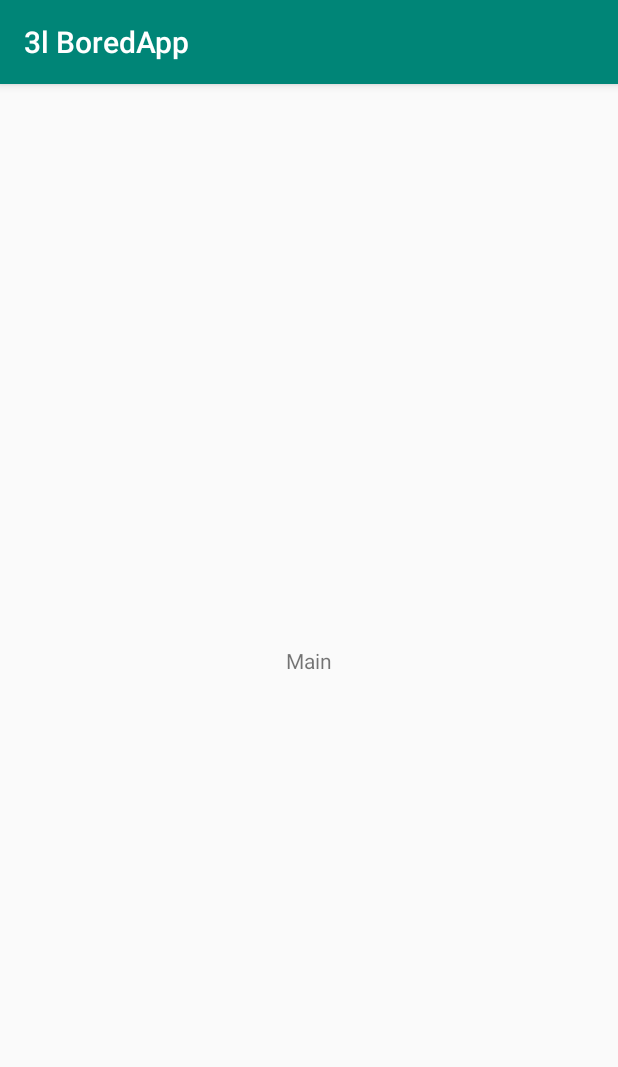
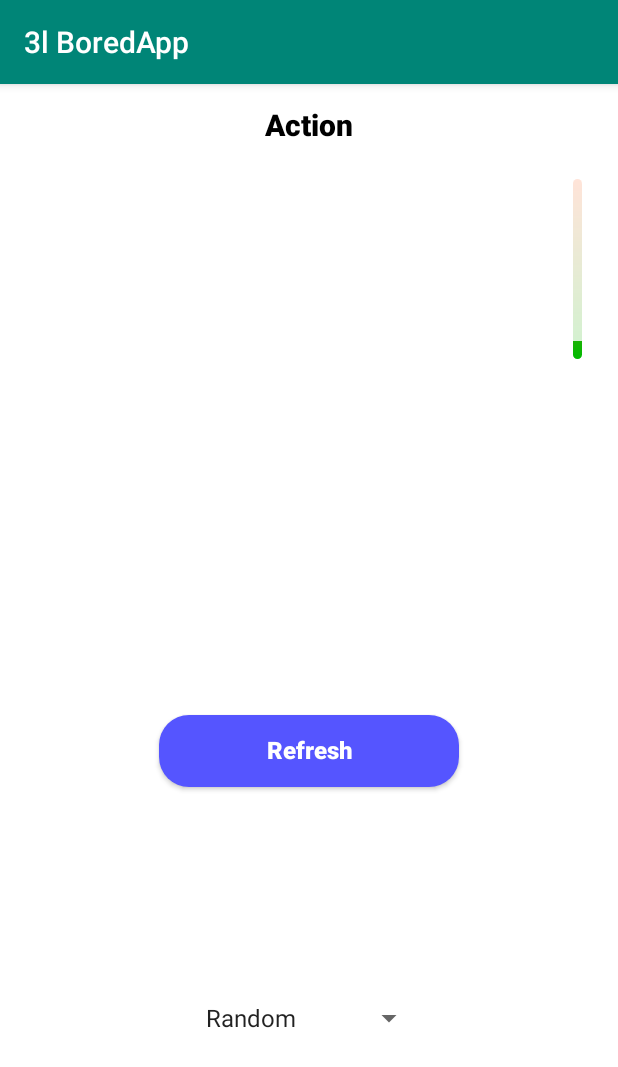
Before and after one commit to Tameki/boread-app-3l, an Android app: the screen it shows after launch (MainActivity), on a phone screen of 412 x 824 dp. Shown: the top 1067 px of the screen. Run offline under Robolectric (Android 15) with nearby library versions, the phone set to English and light mode, and no system bars; our stand-ins replace ButterKnife.

Commit message:
Minor design improvements

```diff
--- a/app/src/main/java/com/geektech/boredapp3l/MainActivity.java
+++ b/app/src/main/java/com/geektech/boredapp3l/MainActivity.java
@@ -4,15 +4,17 @@ import androidx.appcompat.app.AppCompatActivity;
 
 import android.content.Context;
 import android.content.Intent;
+import android.os.Build;
 import android.os.Bundle;
 import android.util.Log;
 import android.view.View;
-import android.widget.TextView;
-import android.widget.Toast;
+import android.widget.ProgressBar;
+import android.widget.Spinner;
 
 import com.geektech.boredapp3l.data.BoredApiClient;
 import com.geektech.boredapp3l.data.IBoredApiClient;
 import com.geektech.boredapp3l.model.BoredAction;
+import com.geektech.boredapp3l.model.EActionType;
 
 import butterknife.BindView;
 import butterknife.ButterKnife;
@@ -20,11 +22,17 @@ import butterknife.OnClick;
 
 public class MainActivity extends AppCompatActivity {
 
-    @BindView(R.id.main_title) TextView title;
+    private BoredApiClient client;
 
-    @OnClick(R.id.main_title)
-    public void onClick(View view) {
-        Toast.makeText(this, "Title click", Toast.LENGTH_SHORT).show();
+    @BindView(R.id.spinner)
+    Spinner spinner;
+
+    @BindView(R.id.accessibility_progress)
+    ProgressBar accessibilityProgress;
+
+    @OnClick(R.id.refresh)
+    void onClick(View view) {
+        refreshAction();
     }
 
     public static void start(Context context) {
@@ -38,10 +46,32 @@ public class MainActivity extends AppCompatActivity {
         setContentView(R.layout.activity_main);
         ButterKnife.bind(this);
 
-        new BoredApiClient().getAction(null, "education", new IBoredApiClient.ActionCallback() {
+        client = new BoredApiClient();
+
+        refreshAction();
+    }
+
+    private void refreshAction() {
+        int selected = spinner.getSelectedItemPosition();
+
+        String type = null;
+
+        if (selected != 0) {
+            type = EActionType.values()[selected - 1]
+                    .toString()
+                    .toLowerCase();
+        }
+
+        client.getAction(0f, type, new IBoredApiClient.ActionCallback() {
             @Override
             public void onSuccess(BoredAction action) {
-                title.setText(action.getTitle());
+                int accessibility = (int) (action.getAccessibility() * 100);
+                if (Build.VERSION.SDK_INT >= Build.VERSION_CODES.N) {
+                    accessibilityProgress.setProgress(accessibility, true);
+                } else {
+                    accessibilityProgress.setProgress(accessibility);
+                }
+
                 Log.d("ololo", "Receive action - " + action.getTitle() + " " + action.getType());
             }
 
@@ -50,5 +80,6 @@ public class MainActivity extends AppCompatActivity {
                 Log.d("ololo", "Receive action failure " + exception.getMessage());
             }
         });
+
     }
 }
--- /dev/null
+++ b/app/src/main/res/drawable/bg_primary_btn.xml
@@ -0,0 +1,6 @@
+<?xml version="1.0" encoding="utf-8"?>
+<shape xmlns:android="http://schemas.android.com/apk/res/android"
+    android:shape="rectangle">
+    <solid android:color="@color/blue"/>
+    <corners android:radius="20dp"/>
+</shape>
--- /dev/null
+++ b/app/src/main/res/drawable/bg_progress_accessibility.xml
@@ -0,0 +1,27 @@
+<?xml version="1.0" encoding="utf-8"?>
+<layer-list xmlns:android="http://schemas.android.com/apk/res/android">
+    <item android:id="@android:id/background">
+        <shape>
+            <corners android:radius="@dimen/small_margin"/>
+            <gradient
+                android:angle="90"
+                android:startColor="#3000bb00"
+                android:endColor="#30ff6D33"/>
+        </shape>
+    </item>
+
+    <item
+        android:id="@android:id/progress">
+        <clip
+            android:clipOrientation="vertical"
+            android:gravity="bottom">
+            <shape>
+                <corners android:radius="@dimen/small_margin"/>
+                <gradient
+                    android:angle="90"
+                    android:startColor="#00bb00"
+                    android:endColor="#ff6D33"/>
+            </shape>
+        </clip>
+    </item>
+</layer-list>
--- /dev/null
+++ b/app/src/main/res/drawable/ic_accessibility.xml
@@ -0,0 +1,9 @@
+<vector xmlns:android="http://schemas.android.com/apk/res/android"
+        android:width="24dp"
+        android:height="24dp"
+        android:viewportWidth="24.0"
+        android:viewportHeight="24.0">
+    <path
+        android:fillColor="#000"
+        android:pathData="M20.57,14.86L22,13.43 20.57,12 17,15.57 8.43,7 12,3.43 10.57,2 9.14,3.43 7.71,2 5.57,4.14 4.14,2.71 2.71,4.14l1.43,1.43L2,7.71l1.43,1.43L2,10.57 3.43,12 7,8.43 15.57,17 12,20.57 13.43,22l1.43,-1.43L16.29,22l2.14,-2.14 1.43,1.43 1.43,-1.43 -1.43,-1.43L22,16.29z"/>
+</vector>
--- a/app/src/main/res/layout/activity_main.xml
+++ b/app/src/main/res/layout/activity_main.xml
@@ -8,13 +8,54 @@
     tools:context=".MainActivity">
 
     <TextView
-        android:id="@+id/main_title"
+        style="@style/TitleText"
+        android:id="@+id/action_title"
         android:layout_width="wrap_content"
         android:layout_height="wrap_content"
+        app:layout_constraintLeft_toLeftOf="parent"
+        app:layout_constraintRight_toRightOf="parent"
         app:layout_constraintTop_toTopOf="parent"
+        android:layout_marginTop="@dimen/default_margin"
+        android:text="Action"/>
+
+    <Spinner
+        android:id="@+id/spinner"
+        android:layout_width="wrap_content"
+        android:layout_height="wrap_content"
+        android:layout_marginTop="8dp"
+        android:entries="@array/categories"
         app:layout_constraintBottom_toBottomOf="parent"
         app:layout_constraintLeft_toLeftOf="parent"
         app:layout_constraintRight_toRightOf="parent"
-        android:text="Main"/>
+        app:layout_constraintTop_toBottomOf="@+id/refresh" />
+
+    <ProgressBar
+        android:id="@+id/accessibility_progress"
+        style="@style/Widget.AppCompat.ProgressBar.Horizontal"
+        android:layout_width="6dp"
+        android:layout_height="120dp"
+        android:layout_marginStart="20dp"
+        android:layout_marginEnd="@dimen/big_margin"
+        android:layout_marginTop="@dimen/big_margin"
+        android:max="100"
+        android:progress="10"
+        android:progressDrawable="@drawable/bg_progress_accessibility"
+        app:layout_constraintEnd_toEndOf="parent"
+        app:layout_constraintLeft_toLeftOf="parent"
+        app:layout_constraintTop_toBottomOf="@+id/action_title" />
+
+    <Button
+        android:id="@+id/refresh"
+        style="@style/PrimaryButton"
+        android:layout_width="200dp"
+        android:layout_height="wrap_content"
+        android:layout_marginTop="8dp"
+        android:layout_marginBottom="@dimen/big_margin"
+        android:text="Refresh"
+        app:layout_constraintBottom_toBottomOf="parent"
+        app:layout_constraintLeft_toLeftOf="parent"
+        app:layout_constraintRight_toRightOf="parent"
+        app:layout_constraintTop_toTopOf="parent"
+        app:layout_constraintVertical_bias="0.6" />
 
 </androidx.constraintlayout.widget.ConstraintLayout>
--- a/app/src/main/res/values/colors.xml
+++ b/app/src/main/res/values/colors.xml
@@ -4,5 +4,8 @@
     <color name="colorPrimaryDark">#00574B</color>
     <color name="colorAccent">#D81B60</color>
 
+    <color name="white">#FFF</color>
+    <color name="black">#000</color>
+    <color name="blue">#5555FF</color>
     <color name="transparent">#00000000</color>
 </resources>
--- /dev/null
+++ b/app/src/main/res/values/dimens.xml
@@ -0,0 +1,12 @@
+<?xml version="1.0" encoding="utf-8"?>
+<resources>
+    <!-- Text sizes -->
+    <dimen name="title_text_size">20sp</dimen>
+    <dimen name="default_text_size">15sp</dimen>
+
+
+    <dimen name="small_margin">8dp</dimen>
+    <dimen name="default_margin">16dp</dimen>
+    <dimen name="big_margin">24dp</dimen>
+
+</resources>
--- a/app/src/main/res/values/strings.xml
+++ b/app/src/main/res/values/strings.xml
@@ -1,4 +1,11 @@
 <resources>
     <string name="app_name">3l BoredApp</string>
     <string name="intro_first_page">First page</string>
+
+    <string-array name="categories">
+        <item>Random</item>
+        <item>Education</item>
+        <item>Recreational</item>
+        <item>Social</item>
+    </string-array>
 </resources>
--- a/app/src/main/res/values/styles.xml
+++ b/app/src/main/res/values/styles.xml
@@ -1,15 +1,48 @@
 <resources>
 
-    <!-- Base application theme. -->
     <style name="AppTheme" parent="Theme.AppCompat.Light.DarkActionBar">
-        <!-- Customize your theme here. -->
         <item name="colorPrimary">@color/colorPrimary</item>
         <item name="colorPrimaryDark">@color/colorPrimaryDark</item>
         <item name="colorAccent">@color/colorAccent</item>
+        <item name="android:windowBackground">@color/white</item>
     </style>
 
     <style name="AppTheme.LaunchActivity">
         <item name="android:windowBackground">@color/colorAccent</item>
     </style>
 
+    <!-- Buttons -->
+
+    <style name="PrimaryButton" parent="BoldText">
+        <item name="android:background">@drawable/bg_primary_btn</item>
+        <item name="android:textColor">@color/white</item>
+        <item name="android:textAllCaps">false</item>
+        <item name="android:paddingLeft">16dp</item>
+        <item name="android:paddingRight">16dp</item>
+        <item name="android:textSize">16sp</item>
+    </style>
+
+    <!-- Text -->
+
+    <style name="TitleText" parent="BoldText">
+        <item name="android:textSize">@dimen/title_text_size</item>
+        <item name="android:textColor">@color/black</item>
+    </style>
+
+    <style name="BoldText" parent="BaseText">
+        <item name="android:fontFamily">sans-serif-black</item>
+    </style>
+
+    <style name="RegularText" parent="BaseText">
+        <item name="android:fontFamily">sans-serif-black</item>
+    </style>
+
+    <style name="LightText" parent="BaseText">
+        <item name="android:fontFamily">sans-serif-black</item>
+    </style>
+
+    <style name="BaseText">
+        <item name="android:includeFontPadding">false</item>
+    </style>
+
 </resources>
```
